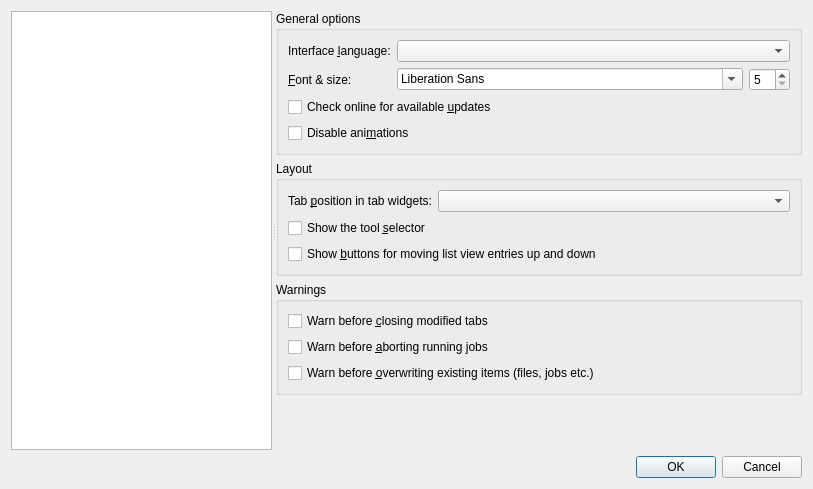
This is src/mkvtoolnix-gui/forms/main_window/preferences_dialog.ui in jpsdr/MKVToolnix-Windows-7 as Qt 5 draws it before an edit. The edited form follows.
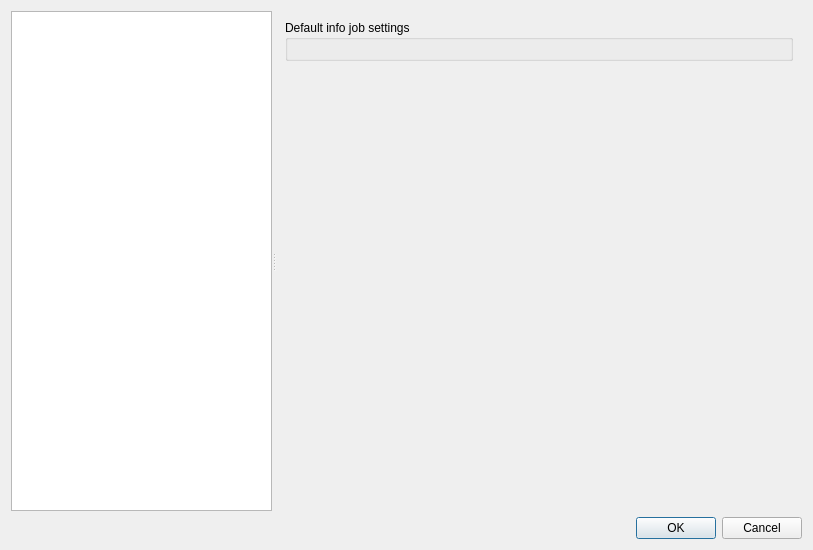
This is the edited form. The open tabs and pages were chosen to show the change. Icons and pictures are not drawn. Custom widgets are drawn as their Qt base class.

Commit message: GUI: info: implement saving to text files

```diff
--- a/src/mkvtoolnix-gui/forms/main_window/preferences_dialog.ui
+++ b/src/mkvtoolnix-gui/forms/main_window/preferences_dialog.ui
@@ -7,7 +7,7 @@
     <x>0</x>
     <y>0</y>
     <width>813</width>
-    <height>489</height>
+    <height>550</height>
    </rect>
   </property>
   <property name="windowTitle">
@@ -1126,6 +1126,35 @@
         </item>
        </layout>
       </widget>
+      <widget class="QWidget" name="pInfoGeneral">
+       <layout class="QVBoxLayout" name="verticalLayout_33">
+        <item>
+         <widget class="QGroupBox" name="groupBox_17">
+          <property name="title">
+           <string>Default info job settings</string>
+          </property>
+          <layout class="QVBoxLayout" name="verticalLayout_32">
+           <item>
+            <widget class="mtx::gui::Info::JobSettingsWidget" name="wIDefaultJobSettings" native="true"/>
+           </item>
+          </layout>
+         </widget>
+        </item>
+        <item>
+         <spacer name="verticalSpacer_11">
+          <property name="orientation">
+           <enum>Qt::Vertical</enum>
+          </property>
+          <property name="sizeHint" stdset="0">
+           <size>
+            <width>20</width>
+            <height>425</height>
+           </size>
+          </property>
+         </spacer>
+        </item>
+       </layout>
+      </widget>
       <widget class="QWidget" name="pHeaderEditorGeneral">
        <layout class="QVBoxLayout" name="verticalLayout_29">
         <property name="leftMargin">
@@ -1635,6 +1664,12 @@
    <header>mkvtoolnix-gui/util/basic_tab_widget.h</header>
    <container>1</container>
   </customwidget>
+  <customwidget>
+   <class>mtx::gui::Info::JobSettingsWidget</class>
+   <extends>QWidget</extends>
+   <header>mkvtoolnix-gui/info/job_settings_widget.h</header>
+   <container>1</container>
+  </customwidget>
  </customwidgets>
  <tabstops>
   <tabstop>pageSelector</tabstop>
```
The commit also changes 18 other files.
